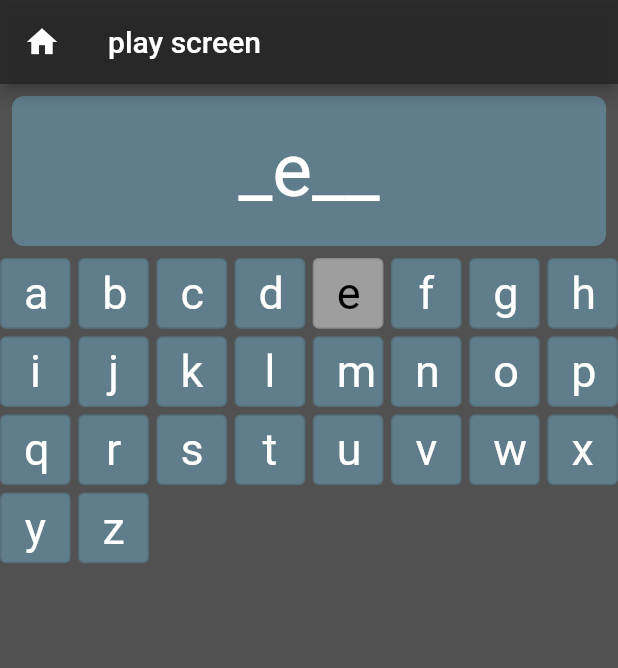
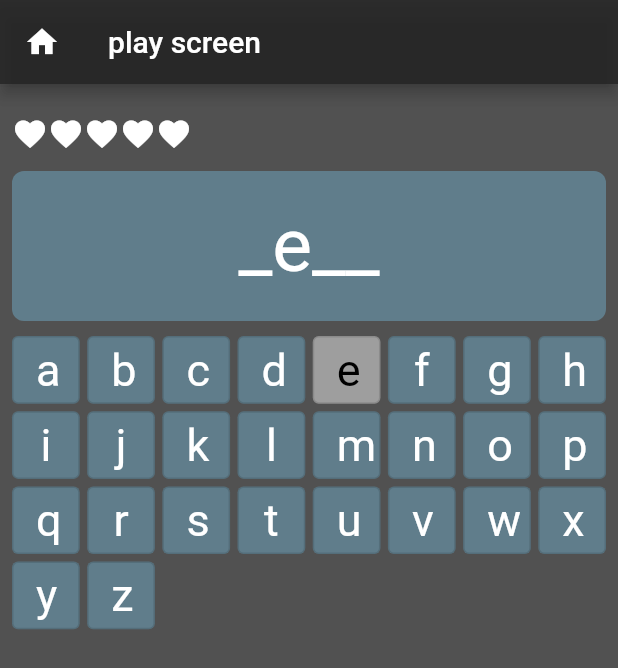
Before and after one commit to NeatKYU/Kangman, a Flutter app: the PlayScreen screen opened by its route, after a tap on an icon or button, on a phone screen of 412 x 824 dp. Shown: the top 668 px of the screen. Run offline on Flutter 3.47's test engine with Material 2 defaults, Android fonts, the phone set to English and light mode, and no system bars; our stand-ins replace go_router.

Commit message:
✨ 목숨 ui 추가

```diff
--- a/lib/providers/word_provider.dart
+++ b/lib/providers/gm_provider.dart
@@ -1,12 +1,19 @@
 import 'package:flutter/material.dart';
 
-class WordProvider extends ChangeNotifier {
+class GmProvider extends ChangeNotifier {
   final List<String> _wordList = [];
+  int _helthCount = 5;
 
   void setWordList(String alpabet) {
     _wordList.add(alpabet);
     notifyListeners();
   }
 
+  void downHelthCount() {
+    _helthCount--;
+    notifyListeners();
+  }
+
   List<String> get wordList => _wordList;
+  int get helthCount => _helthCount;
 }
--- a/lib/router/router.dart
+++ b/lib/router/router.dart
@@ -1,6 +1,6 @@
 import 'package:flutter/material.dart';
 import 'package:go_router/go_router.dart';
-import 'package:kangman/providers/word_provider.dart';
+import 'package:kangman/providers/gm_provider.dart';
 import 'package:kangman/screens/play_screen.dart';
 import 'package:kangman/screens/start_screen.dart';
 import 'package:provider/provider.dart';
@@ -14,7 +14,7 @@ class CustomRouter extends StatelessWidget {
   Widget build(BuildContext context) {
     return MultiProvider(
       providers: [
-        ChangeNotifierProvider(create: (_) => WordProvider()),
+        ChangeNotifierProvider(create: (_) => GmProvider()),
       ],
       child: MaterialApp.router(
         title: 'kang man',
--- a/lib/screens/play_screen.dart
+++ b/lib/screens/play_screen.dart
@@ -46,17 +46,34 @@ class PlayScreen extends StatelessWidget {
             },
           ),
         ),
-        body: Column(
+        body: Padding(
+          padding: const EdgeInsets.all(8.0),
+          child: Column(
             children: [
+              // 현재 상태 인터페이스 공간
+              SizedBox(
+                width: double.infinity,
+                height: 50,
+                child: Row(
+                  crossAxisAlignment: CrossAxisAlignment.center,
+                  children: List.generate(
+                    5,
+                    (index) {
+                      return const Icon(
+                        Icons.favorite,
+                        color: Colors.white,
+                      );
+                    },
+                  ),
+                ),
+              ),
               // 행맨 그림 위치
               Container(
                 color: Colors.blueGrey,
               ),
 
               // 단어 위치
-            Padding(
-              padding: const EdgeInsets.all(8.0),
-              child: Container(
+              Container(
                 decoration: BoxDecoration(
                   borderRadius: BorderRadius.circular(8),
                   color: Colors.blueGrey,
@@ -65,11 +82,10 @@ class PlayScreen extends StatelessWidget {
                 height: 100,
                 child: Word(word: 'test'),
               ),
-            ),
+              const SizedBox(height: 10,),
               // 알파벳 위치
-
               Expanded(
-              child: Container(
+                child: SizedBox(
                   width: double.infinity,
                   child: GridView.builder(
                     itemCount: _alpabet.length,
@@ -85,6 +101,7 @@ class PlayScreen extends StatelessWidget {
                 ),
               )
             ],
+          ),
         ));
   }
 }
--- a/lib/widgets/alpabet_button.dart
+++ b/lib/widgets/alpabet_button.dart
@@ -1,5 +1,5 @@
 import 'package:flutter/material.dart';
-import 'package:kangman/providers/word_provider.dart';
+import 'package:kangman/providers/gm_provider.dart';
 import 'package:provider/provider.dart';
 
 class AlpbetButton extends StatefulWidget {
@@ -22,7 +22,7 @@ class _AlpbetButtonState extends State<AlpbetButton> {
       onPressed: _disable
           ? null
           : () {
-              context.read<WordProvider>().setWordList(widget.label);
+              context.read<GmProvider>().setWordList(widget.label);
               setState(() {
                 _disable = true;
               });
--- a/lib/widgets/word.dart
+++ b/lib/widgets/word.dart
@@ -1,5 +1,5 @@
 import 'package:flutter/material.dart';
-import 'package:kangman/providers/word_provider.dart';
+import 'package:kangman/providers/gm_provider.dart';
 import 'package:provider/provider.dart';
 
 class Word extends StatelessWidget {
@@ -9,7 +9,7 @@ class Word extends StatelessWidget {
   @override
   Widget build(BuildContext context) {
     List<String> _wordList = word.split('');
-    final List<String> _pWordList = context.watch<WordProvider>().wordList;
+    final List<String> _pWordList = context.watch<GmProvider>().wordList;
     return Row(
       mainAxisAlignment: MainAxisAlignment.center,
       crossAxisAlignment: CrossAxisAlignment.center,
```
Lines whose indentation alone changed are shown as unchanged.
